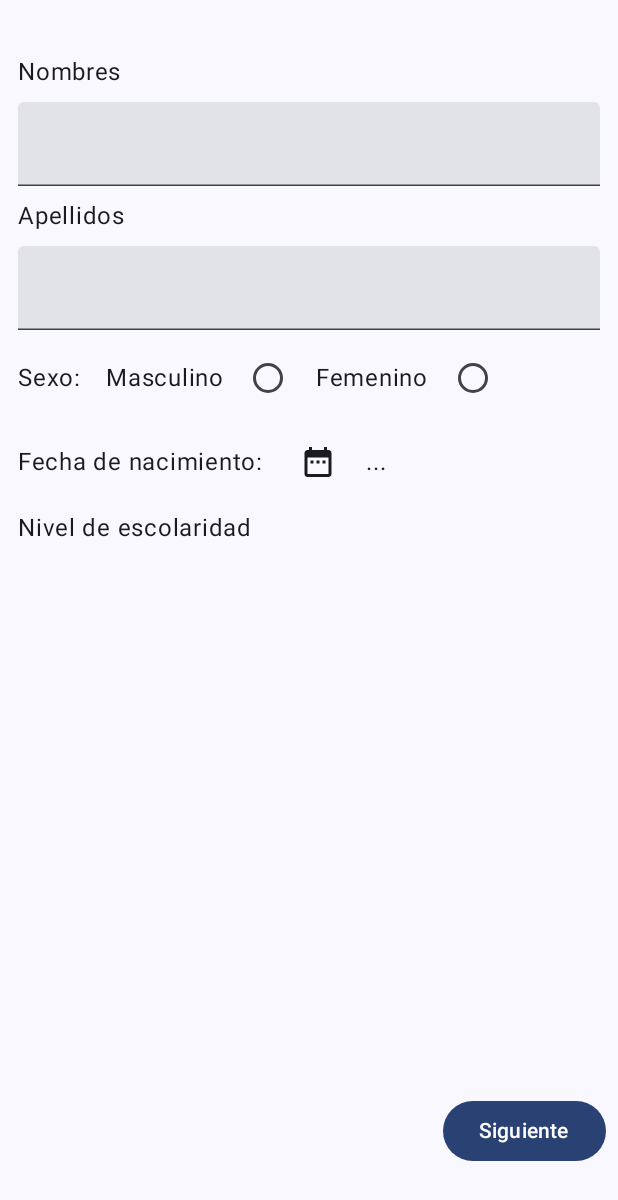
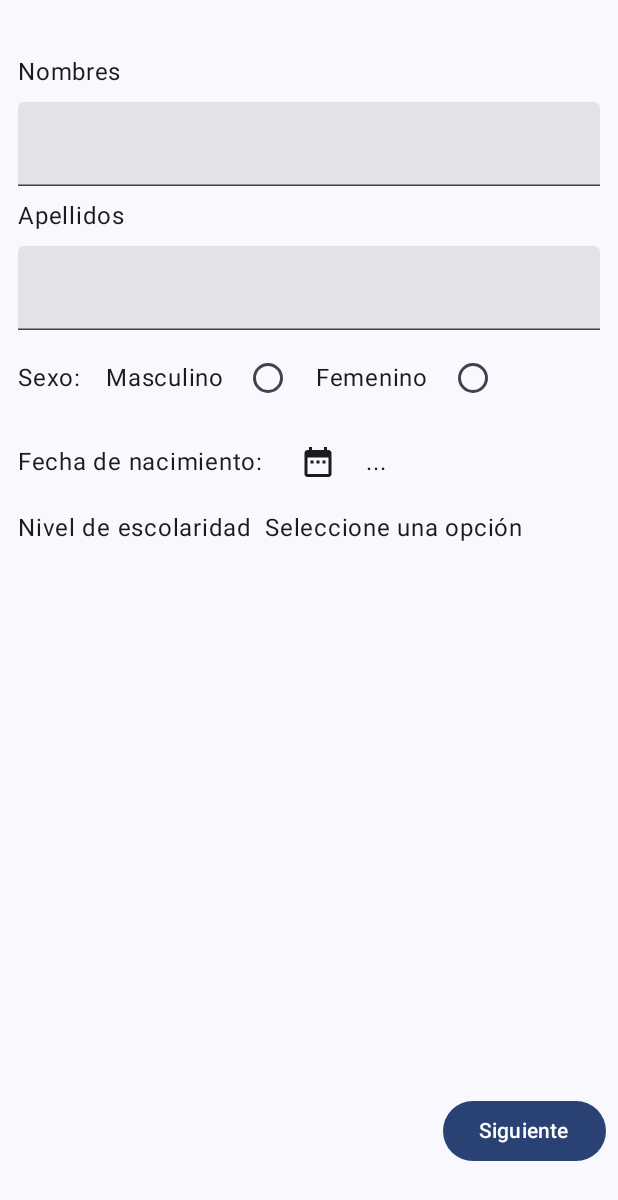
Before and after one commit to camilo-avendano1/LabsCM20242-Gr07, an Android app built with Jetpack Compose: the screen it shows after launch (MainActivity), on a phone screen of 412 x 824 dp. Shown: the top 1200 px of the screen. Run offline under Robolectric (Android 15) with nearby library versions, the phone set to English and light mode, and no system bars.

Commit message:
parte dos y segundo formulario

```diff
--- a/Lab1-UI/Lab1-UI/build.gradle.kts
+++ b/Lab1-UI/Lab1-UI/build.gradle.kts
@@ -59,6 +59,7 @@ dependencies {
     implementation(libs.androidx.ui.graphics)
     implementation(libs.androidx.ui.tooling.preview)
     implementation(libs.androidx.material3)
+    implementation(libs.androidx.appcompat)
     testImplementation(libs.junit)
     androidTestImplementation(libs.androidx.junit)
     androidTestImplementation(libs.androidx.espresso.core)
--- a/Lab1-UI/Lab1-UI/src/main/java/co/edu/udea/compumovil/labs20242_gr07/MainActivity.kt
+++ b/Lab1-UI/Lab1-UI/src/main/java/co/edu/udea/compumovil/labs20242_gr07/MainActivity.kt
@@ -2,10 +2,13 @@ package co.edu.udea.compumovil.labs20242_gr07
 
 import android.content.res.Configuration
 import android.os.Bundle
+import android.widget.ArrayAdapter
+import android.widget.Spinner
 import androidx.activity.ComponentActivity
 import androidx.activity.compose.setContent
 import androidx.activity.enableEdgeToEdge
 import androidx.compose.foundation.ExperimentalFoundationApi
+import androidx.compose.foundation.clickable
 import androidx.compose.foundation.layout.Box
 import androidx.compose.foundation.layout.Column
 import androidx.compose.foundation.layout.Row
@@ -33,6 +36,7 @@ import androidx.compose.runtime.Composable
 import androidx.compose.runtime.getValue
 import androidx.compose.runtime.mutableStateOf
 import androidx.compose.runtime.remember
+import androidx.compose.runtime.saveable.rememberSaveable
 import androidx.compose.runtime.setValue
 import androidx.compose.ui.Alignment
 import androidx.compose.ui.Modifier
@@ -47,10 +51,23 @@ class MainActivity : ComponentActivity() {
     override fun onCreate(savedInstanceState: Bundle?) {
         super.onCreate(savedInstanceState)
         enableEdgeToEdge()
+
+        val educationStrings : Array<String> = resources.getStringArray(R.array.escolaridades)
+
+        /*val spinner: Spinner = findViewById(R.id.educationSpinner)
+        ArrayAdapter.createFromResource(this, R.array.escolaridades, android.R.layout.simple_spinner_item).also {
+                adapter ->
+            // Specify the layout to use when the list of choices appears.
+            adapter.setDropDownViewResource(android.R.layout.simple_spinner_dropdown_item)
+            // Apply the adapter to the spinner.
+            spinner.adapter = adapter
+        }*/
+
+        enableEdgeToEdge()
         setContent {
             Labs20242Gr07Theme {
                 Surface(modifier = Modifier.fillMaxSize()) {
-                    PersonalData()
+                    PersonalData(educationStrings)
                 }
             }
         }
@@ -59,25 +76,22 @@ class MainActivity : ComponentActivity() {
 
 @OptIn(ExperimentalMaterial3Api::class, ExperimentalFoundationApi::class)
 @Composable
-fun PersonalData() {
+fun PersonalData(arrayItems: Array<String>) {
 
     /*TODO Scrollable*/
-    var nameText by remember { mutableStateOf("") }
-
-    var mRadioButtonSelected by remember { mutableStateOf(false) }
-    var fRadioButtonSelected by remember { mutableStateOf(false) }
-
-    var showDatePicker by remember { mutableStateOf(false) }
-    var dateLong by remember {
+    var nameText by rememberSaveable { mutableStateOf("") }
+    var surnameText by rememberSaveable { mutableStateOf("") }
+    var mRadioButtonSelected by rememberSaveable { mutableStateOf(false) }
+    var fRadioButtonSelected by rememberSaveable { mutableStateOf(false) }
+    var showDatePicker by rememberSaveable { mutableStateOf(false) }
+    var dateLong by rememberSaveable {
         mutableStateOf<Long?>(null)
     }
     var dateSelected = dateLong?.let {
         convertMillisToDate(it)
     } ?: "..."
 
-    val educationStrings = arrayOf<String>(R.array.escolaridades.toString())
-
-    var dropDownSelected by remember { mutableStateOf("") }
+    var dropDownSelected by rememberSaveable { mutableStateOf("") }
     var expandedDropDown by remember { mutableStateOf(false) }
 
     Box(
@@ -99,8 +113,8 @@ fun PersonalData() {
             Text(text = "Apellidos", modifier = Modifier.padding(4.dp))
             Row {
                 TextField(
-                    value = nameText,
-                    onValueChange = { nameText = it },
+                    value = surnameText,
+                    onValueChange = { surnameText = it },
                     modifier = Modifier
                         .padding(4.dp)
                         .fillMaxWidth()
@@ -152,37 +166,43 @@ fun PersonalData() {
                     Icon(imageVector = Icons.Filled.DateRange,
                         contentDescription = "Select a date")
                 }
-                Text(text = dateSelected, modifier = Modifier.padding(4.dp).align(Alignment.CenterVertically))
+                Text(text = dateSelected, modifier = Modifier
+                    .padding(4.dp)
+                    .align(Alignment.CenterVertically))
             }
-            Text(text = "Nivel de escolaridad", modifier = Modifier.padding(4.dp))
 
-            // Spinner
-            /* TODO
-            Box (modifier = Modifier
-                .fillMaxSize()
-                .wrapContentSize(Alignment.TopStart)
-                .padding(4.dp)){
-                DropdownMenu(
-                    expanded = expandedDropDown,
-                    onDismissRequest = { expandedDropDown = false },
-                    modifier = Modifier.padding(4.dp)
+// Spinner en Jetpack Compose usando DropdownMenu
+            Row(modifier = Modifier.fillMaxWidth()) {
+                Text(text = "Nivel de escolaridad", modifier = Modifier.padding(4.dp))
+                Box(
+                    modifier = Modifier
+                        .fillMaxWidth()
+                        .wrapContentSize(Alignment.TopStart)
                 ) {
-                    DropdownMenuItem(
-                        text = { Text("Hola") },
-                        onClick = { dropDownSelected = "Hola" },
-                        modifier = Modifier.padding(4.dp)
+                    Text(
+                        text = dropDownSelected.ifEmpty { "Seleccione una opción" },
+                        modifier = Modifier
+                            .padding(4.dp)
+                            .fillMaxWidth()
+                            .wrapContentSize(Alignment.CenterStart)
+                            .clickable { expandedDropDown = !expandedDropDown }
                     )
-                    repeat(educationStrings.size) {
-                        DropdownMenuItem(
-                            text = { Text(educationStrings[it]) },
-                            onClick = { dropDownSelected = educationStrings[it] },
-                            modifier = Modifier.padding(4.dp)
-                        )
-
+                    DropdownMenu(
+                        expanded = expandedDropDown,
+                        onDismissRequest = { expandedDropDown = false }
+                    ) {
+                        arrayItems.forEach { item ->
+                            DropdownMenuItem(
+                                text = { Text(text = item) },
+                                onClick = {
+                                    dropDownSelected = item
+                                    expandedDropDown = false
+                                }
+                            )
+                        }
                     }
                 }
             }
-             */
         }
         Button(
             onClick = { /*TODO*/ },
@@ -205,6 +225,7 @@ fun PersonalData() {
     }
 
 }
+
 
 @OptIn(ExperimentalMaterial3Api::class)
 @Composable
@@ -247,7 +268,8 @@ fun convertMillisToDate(millis: Long): String {
 @Preview(showBackground = true)
 @Composable
 fun GreetingPreview() {
+
     Labs20242Gr07Theme {
-        PersonalData()
+
     }
 }
--- /dev/null
+++ b/Lab1-UI/Lab1-UI/src/main/res/xml/main_activity.xml
@@ -0,0 +1,14 @@
+<?xml version="1.0" encoding="utf-8"?>
+<androidx.constraintlayout.widget.ConstraintLayout xmlns:android="http://schemas.android.com/apk/res/android"
+    xmlns:app="http://schemas.android.com/apk/res-auto"
+    xmlns:tools="http://schemas.android.com/tools"
+    android:layout_width="match_parent"
+    android:layout_height="match_parent"
+    tools:context=".MainActivity">
+
+    <Spinner
+        android:id="@+id/educationSpinner"
+        android:layout_width="wrap_content"
+        android:layout_height="wrap_content"/>
+
+</androidx.constraintlayout.widget.ConstraintLayout>
--- a/Lab1-UI/gradle/libs.versions.toml
+++ b/Lab1-UI/gradle/libs.versions.toml
@@ -8,6 +8,7 @@ espressoCore = "3.6.1"
 lifecycleRuntimeKtx = "2.8.5"
 activityCompose = "1.9.2"
 composeBom = "2024.04.01"
+appcompat = "1.7.0"
 
 [libraries]
 androidx-core-ktx = { group = "androidx.core", name = "core-ktx", version.ref = "coreKtx" }
@@ -24,6 +25,7 @@ androidx-ui-tooling-preview = { group = "androidx.compose.ui", name = "ui-toolin
 androidx-ui-test-manifest = { group = "androidx.compose.ui", name = "ui-test-manifest" }
 androidx-ui-test-junit4 = { group = "androidx.compose.ui", name = "ui-test-junit4" }
 androidx-material3 = { group = "androidx.compose.material3", name = "material3" }
+androidx-appcompat = { group = "androidx.appcompat", name = "appcompat", version.ref = "appcompat" }
 
 [plugins]
 android-application = { id = "com.android.application", version.ref = "agp" }
```
Also changed, not shown: 1 other file.
